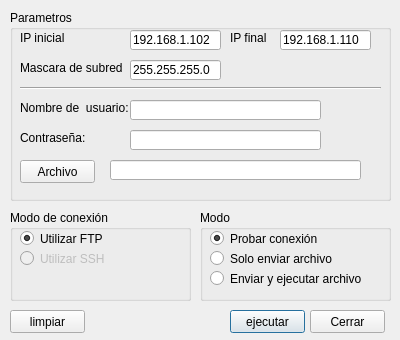
Old version of the form versiones de archivo/mainWindow.ui in the repository grillermo/Jefe-Remoto.
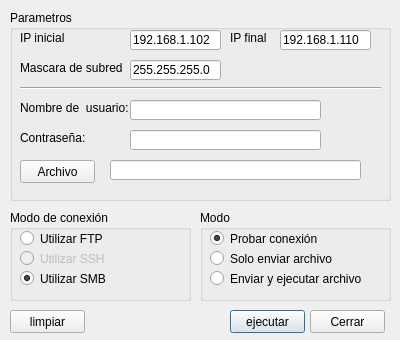
New version of the form.

Patch:
```diff
--- a/versiones de archivo/mainWindow.ui
+++ b/versiones de archivo/mainWindow.ui
@@ -114,6 +114,31 @@
      <string>Utilizar FTP</string>
     </property>
     <property name="checked">
+     <bool>false</bool>
+    </property>
+   </widget>
+   <widget class="QRadioButton" name="useSMB">
+    <property name="enabled">
+     <bool>true</bool>
+    </property>
+    <property name="geometry">
+     <rect>
+      <x>10</x>
+      <y>60</y>
+      <width>151</width>
+      <height>17</height>
+     </rect>
+    </property>
+    <property name="acceptDrops">
+     <bool>false</bool>
+    </property>
+    <property name="autoFillBackground">
+     <bool>false</bool>
+    </property>
+    <property name="text">
+     <string>Utilizar SMB</string>
+    </property>
+    <property name="checked">
      <bool>true</bool>
     </property>
    </widget>
```
